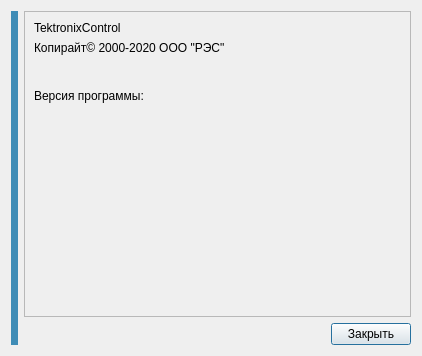
First picture: the form in ui/about_dialog.ui, repository irsural/spectrum_reader, before the edit.
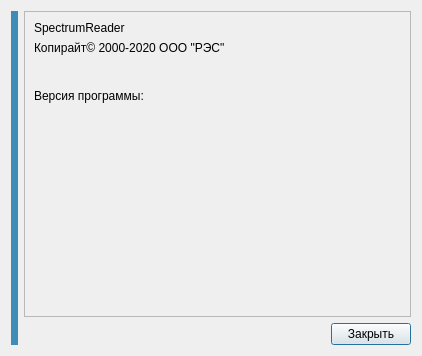
Second picture: the form after the edit. Icons and pictures are not drawn.

What changed in the file:
```diff
--- a/ui/about_dialog.ui
+++ b/ui/about_dialog.ui
@@ -112,7 +112,7 @@
         <item row="0" column="0">
          <widget class="QLabel" name="label_3">
           <property name="text">
-           <string>TektronixControl</string>
+           <string>SpectrumReader</string>
           </property>
          </widget>
         </item>
```
